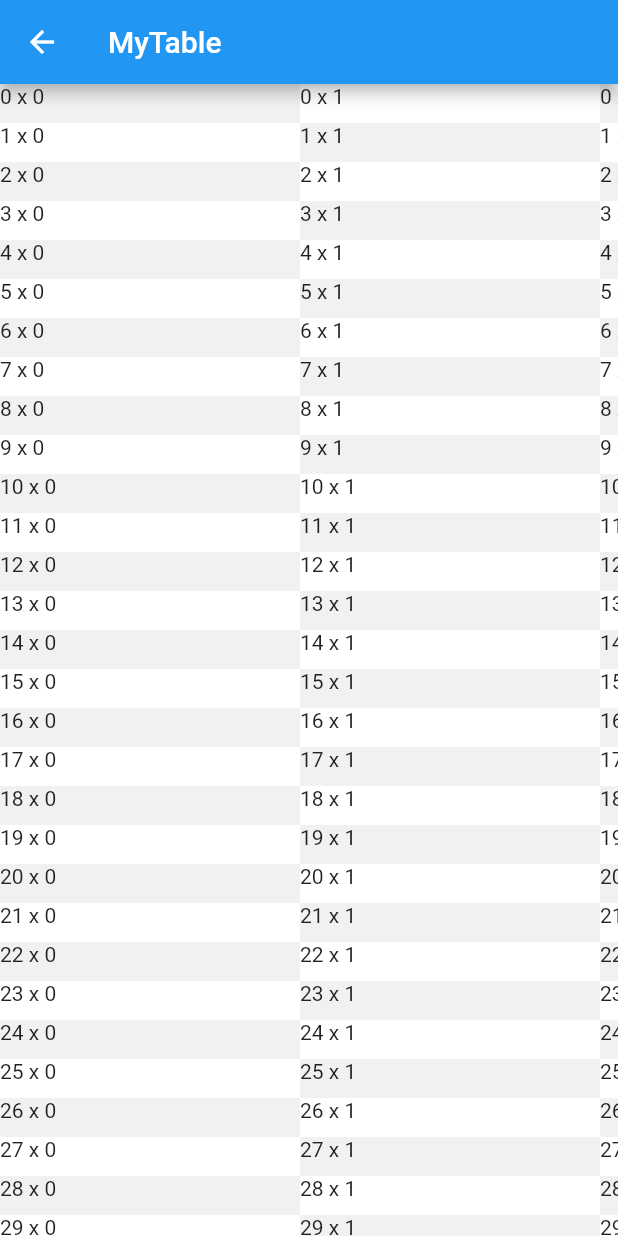
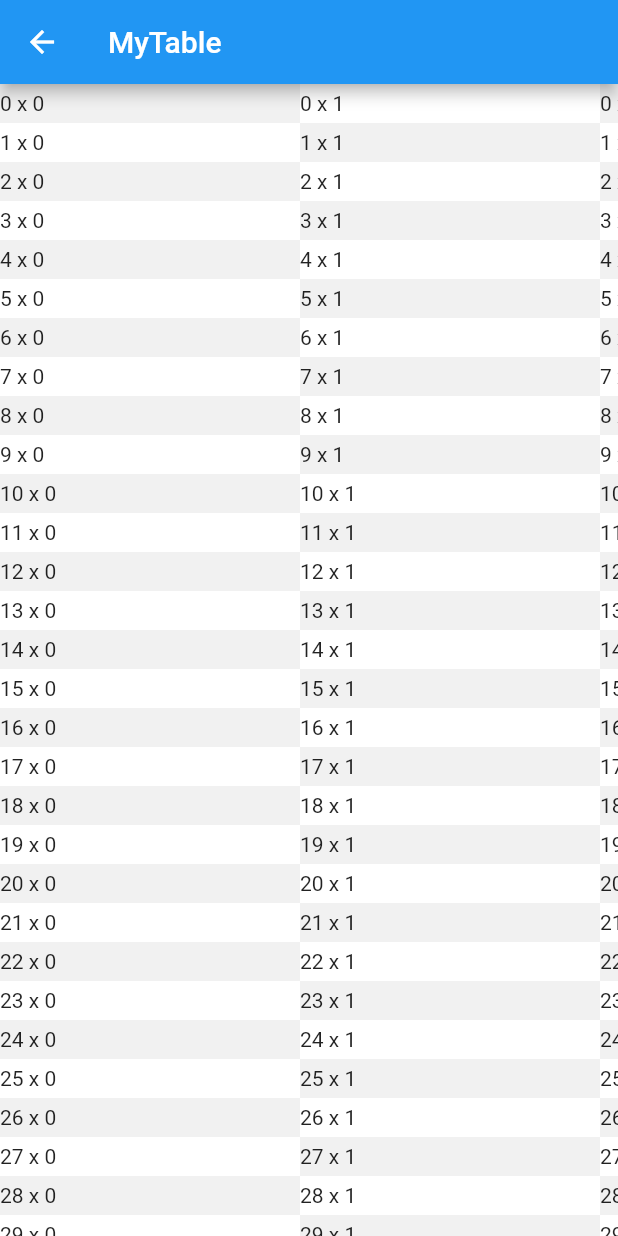
Before and after one commit to justinmc/flutter-interactive-viewer-demos, a Flutter app: the screen it shows after launch, after a tap on "Table", on a phone screen of 412 x 824 dp. Run offline on Flutter 3.47's test engine with Material 2 defaults, Android fonts, the phone set to English and light mode, and no system bars; missing offline and left inert: gallery.

Commit message:
Example improvements and presentation

```diff
--- a/lib/main.dart
+++ b/lib/main.dart
@@ -45,7 +45,7 @@ class MyHomePage extends StatelessWidget {
   Widget build(BuildContext context) {
     return Scaffold(
       appBar: AppBar(
-        title: Text('Form Validation Sandbox'),
+        title: Text('InteractiveViewer Demos'),
       ),
       body: ListView(
         children: <Widget>[
--- a/lib/table/table_page.dart
+++ b/lib/table/table_page.dart
@@ -95,7 +95,10 @@ class _Table extends StatelessWidget {
                     return Container(
                       height: 26,
                       color: candidateData.isEmpty ? row % 2 + column % 2 == 1 ? Colors.white : Colors.grey.withOpacity(0.1) : Colors.blue,
-                      child: Text('$row x $column'),
+                      child: Align(
+                        alignment: Alignment.centerLeft,
+                        child: Text('$row x $column'),
+                      ),
                     );
                   },
                 ),
```
Also changed, not shown: 1 other file.
